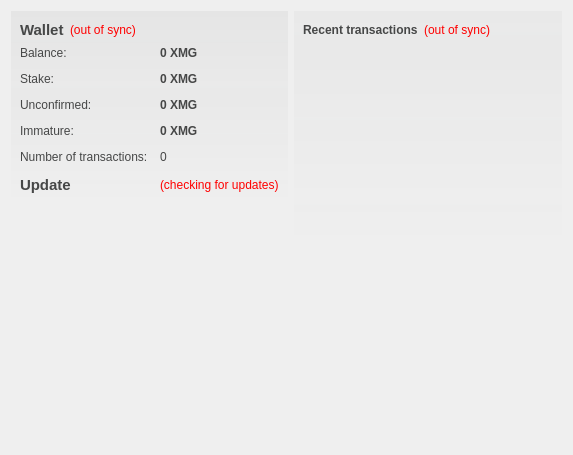
First picture: the form in src/qt/forms/overviewpage.ui, repository m-pays/magi, before the edit.
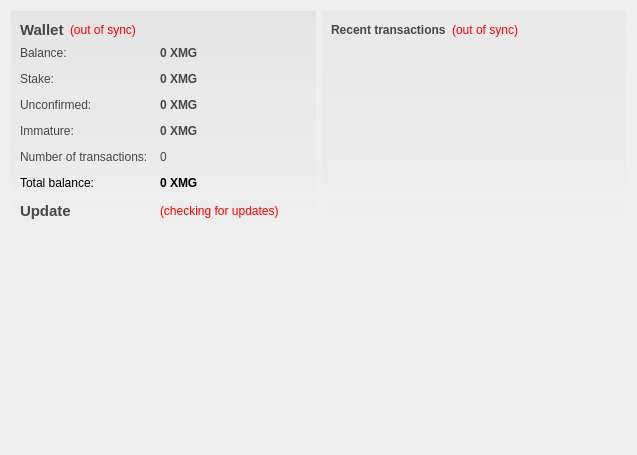
Second picture: the form after the edit. Icons and pictures are not drawn.

Commit message: added total balance

```diff
--- a/src/qt/forms/overviewpage.ui
+++ b/src/qt/forms/overviewpage.ui
@@ -6,7 +6,7 @@
    <rect>
     <x>0</x>
     <y>0</y>
-    <width>573</width>
+    <width>637</width>
     <height>455</height>
    </rect>
   </property>
@@ -246,7 +246,7 @@
             </property>
            </widget>
           </item>
-          <item row="5" column="0">
+          <item row="6" column="0">
            <widget class="QLabel" name="labelUpdateStatic">
             <property name="font">
              <font>
@@ -263,7 +263,7 @@
             </property>
            </widget>
           </item>
-          <item row="5" column="1">
+          <item row="6" column="1">
            <widget class="QLabel" name="labelUpdateStatus">
             <property name="toolTip">
              <string>A new client version has been released!</string>
@@ -279,6 +279,32 @@
             </property>
            </widget>
           </item>
+          <item row="5" column="0">
+           <widget class="QLabel" name="labelTotalText">
+            <property name="text">
+             <string>Total balance:</string>
+            </property>
+           </widget>
+          </item>
+          <item row="5" column="1">
+           <widget class="QLabel" name="labelTotal">
+            <property name="font">
+             <font>
+              <weight>75</weight>
+              <bold>true</bold>
+             </font>
+            </property>
+            <property name="toolTip">
+             <string>Total includes: balance, stake and unconfirmed values</string>
+            </property>
+            <property name="text">
+             <string>0 XMG</string>
+            </property>
+            <property name="textInteractionFlags">
+             <set>Qt::LinksAccessibleByMouse|Qt::TextSelectableByKeyboard|Qt::TextSelectableByMouse</set>
+            </property>
+           </widget>
+          </item>
          </layout>
         </item>
        </layout>
```
Left out of the diff: 8 changed lines with no effect on the pictures. The commit also changes 1 other file.
